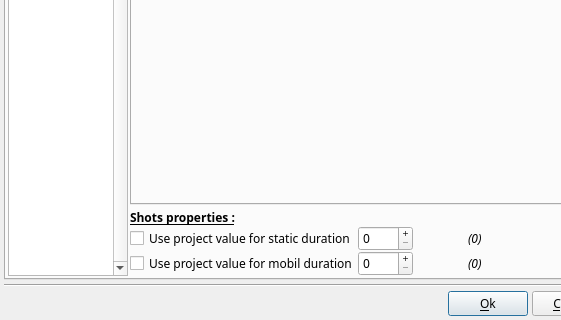
This is DlgImageProperties.ui in boenki/ffdiaporama as Qt 5 draws it before an edit; both pictures show x 0 to 561 and y 180 to 500 of the 700 by 500 pixel window. The edited form follows.
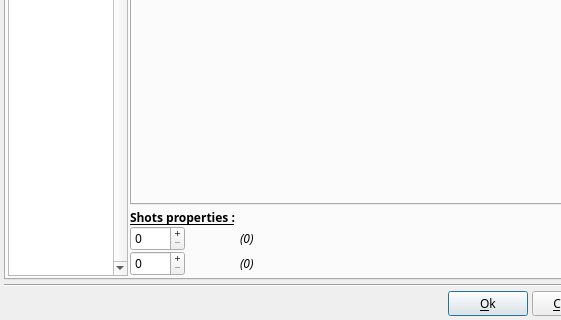
This is the edited form. Icons and pictures are not drawn. Custom widgets are drawn as their Qt base class.

Commit message: Poursuite des travaux sur la boite slide Bascule des slides de type image et video en mode titre

The edit to the form file:
```diff
--- a/DlgImageProperties.ui
+++ b/DlgImageProperties.ui
@@ -269,31 +269,6 @@
            <property name="spacing">
             <number>0</number>
            </property>
-           <item row="5" column="3">
-            <widget class="QCheckBox" name="MobilSetCustomBt">
-             <property name="sizePolicy">
-              <sizepolicy hsizetype="Fixed" vsizetype="Fixed">
-               <horstretch>0</horstretch>
-               <verstretch>0</verstretch>
-              </sizepolicy>
-             </property>
-             <property name="minimumSize">
-              <size>
-               <width>0</width>
-               <height>25</height>
-              </size>
-             </property>
-             <property name="maximumSize">
-              <size>
-               <width>16777215</width>
-               <height>25</height>
-              </size>
-             </property>
-             <property name="text">
-              <string>Use project value for mobil duration</string>
-             </property>
-            </widget>
-           </item>
            <item row="0" column="3" colspan="5">
             <widget class="QLabel" name="label_3">
              <property name="font">
@@ -344,31 +319,6 @@
              </property>
             </widget>
            </item>
-           <item row="4" column="3">
-            <widget class="QCheckBox" name="StaticSetCustomBt">
-             <property name="sizePolicy">
-              <sizepolicy hsizetype="Fixed" vsizetype="Fixed">
-               <horstretch>0</horstretch>
-               <verstretch>0</verstretch>
-              </sizepolicy>
-             </property>
-             <property name="minimumSize">
-              <size>
-               <width>0</width>
-               <height>25</height>
-              </size>
-             </property>
-             <property name="maximumSize">
-              <size>
-               <width>16777215</width>
-               <height>25</height>
-              </size>
-             </property>
-             <property name="text">
-              <string>Use project value for static duration</string>
-             </property>
-            </widget>
-           </item>
            <item row="4" column="7">
             <widget class="QLabel" name="StaticDefault">
              <property name="sizePolicy">
```
The commit also changes 17 other files.
